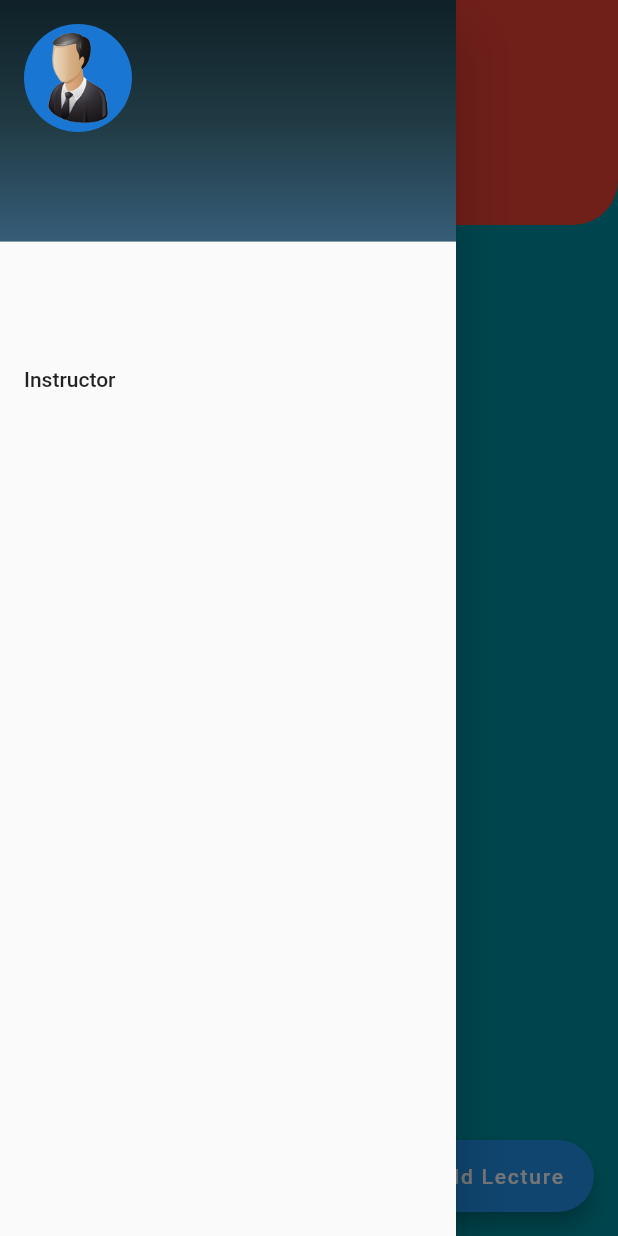
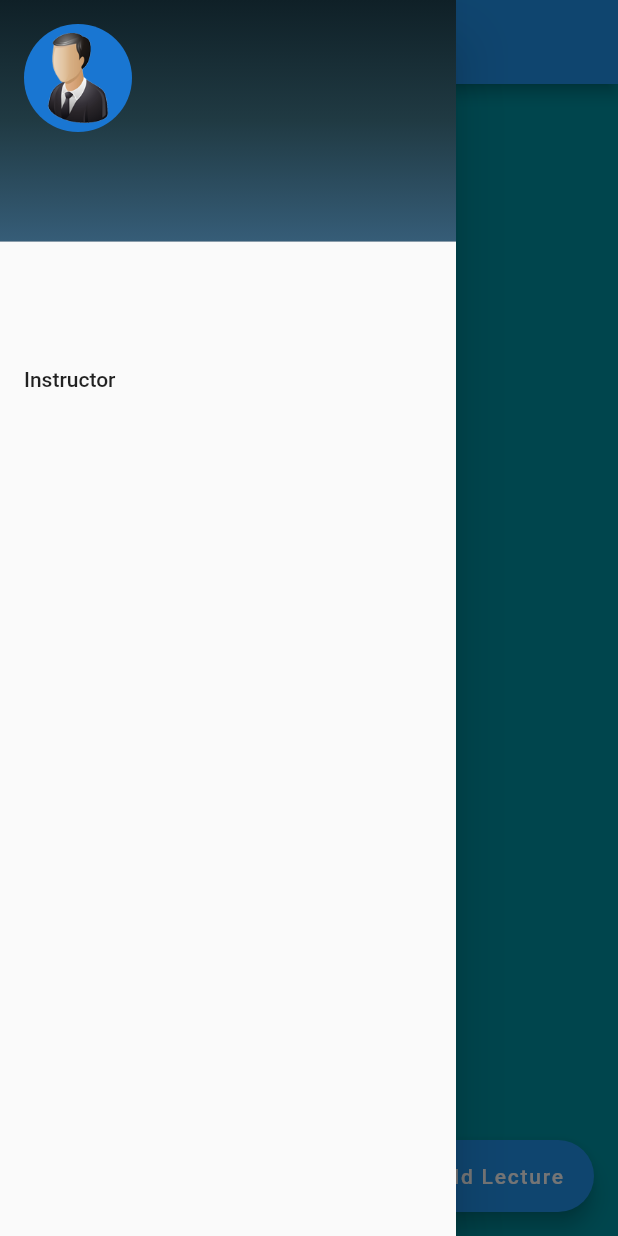
Before and after one commit to qasimsiddiqui/attendance_app, a Flutter app: the CourseDetails screen opened directly with empty values, with the side drawer open, on a phone screen of 412 x 824 dp. Run offline on Flutter 3.47's test engine with Material 2 defaults, Android fonts, the phone set to English and light mode, and no system bars; our stand-ins replace cloud_firestore, firebase_auth; accounts and stored records are empty.

Commit message:
Project is running again

```diff
--- a/lib/screens/add_lecture/instructor_addLecture.dart
+++ b/lib/screens/add_lecture/instructor_addLecture.dart
@@ -29,7 +29,7 @@ class _InstructorAddLectureState extends State<InstructorAddLecture> {
             drawer: appDrawer(user),
             backgroundColor: Colors.blue[200],
             appBar: AppBar(
-              title: Text('Add Course'),
+              title: Text('Add Lecture'),
               centerTitle: true,
             ),
             body: SingleChildScrollView(
--- a/lib/screens/course_details/course_details.dart
+++ b/lib/screens/course_details/course_details.dart
@@ -9,9 +9,9 @@ import 'package:attendance_app/models/user.dart';
 import 'package:provider/provider.dart';
 
 class CourseDetails extends StatelessWidget {
+  CourseDetails({this.course});
+
   final Course course;
-
-  CourseDetails({this.course});
 
   @override
   Widget build(BuildContext context) {
@@ -21,35 +21,11 @@ class CourseDetails extends StatelessWidget {
       value: DatabaseService(uid: user.uid, courseID: course.id).getLectures,
       child: Scaffold(
         drawer: appDrawer(user),
-        body: NestedScrollView(
-          headerSliverBuilder: (context, boo) => [
-            SliverAppBar(
-              pinned: true,
-              title: Text('Course Details'),
-              elevation: 0.0,
-              expandedHeight: 150,
-              backgroundColor: Colors.red,
-              shape: RoundedRectangleBorder(
-                  borderRadius:
-                      BorderRadius.vertical(bottom: Radius.circular(30))),
-              //flexibleSpace: FlexibleSpaceBar(title: Text('')),
-            ),
-            Container(
-                child: Column(
-              children: <Widget>[
-                Text('Course Name: ${course.name}'),
-                Text('Course ID: ${course.id}'),
-                Text('Course Code: ${course.courseCode}'),
-                Text('Total Credit Hours: ${course.totalCreditHours}'),
-                Text('Credit Hours Done: ${course.creditHoursDone}'),
-                Text('Instructor UID: ${course.instructorUID}'),
-                Text('No of Lectures: ${course.noOfLectures}'),
-                Text('Session: ${course.session}'),
-              ],
-            ))
-          ],
-          body: LectureList(),
+        appBar: AppBar(
+          title: Text('Lectures'),
+          centerTitle: true,
         ),
+        body: LectureList(),
         floatingActionButton: FloatingActionButton.extended(
           label: Text('Add Lecture'),
           icon: Icon(Icons.add),
```
Also changed, not shown: lib/screens/course_details/lecture_tile.dart (+15 -10 lines), lib/screens/lecture_details/lecture_details.dart (added, +35 -0 lines), pubspec.lock.
